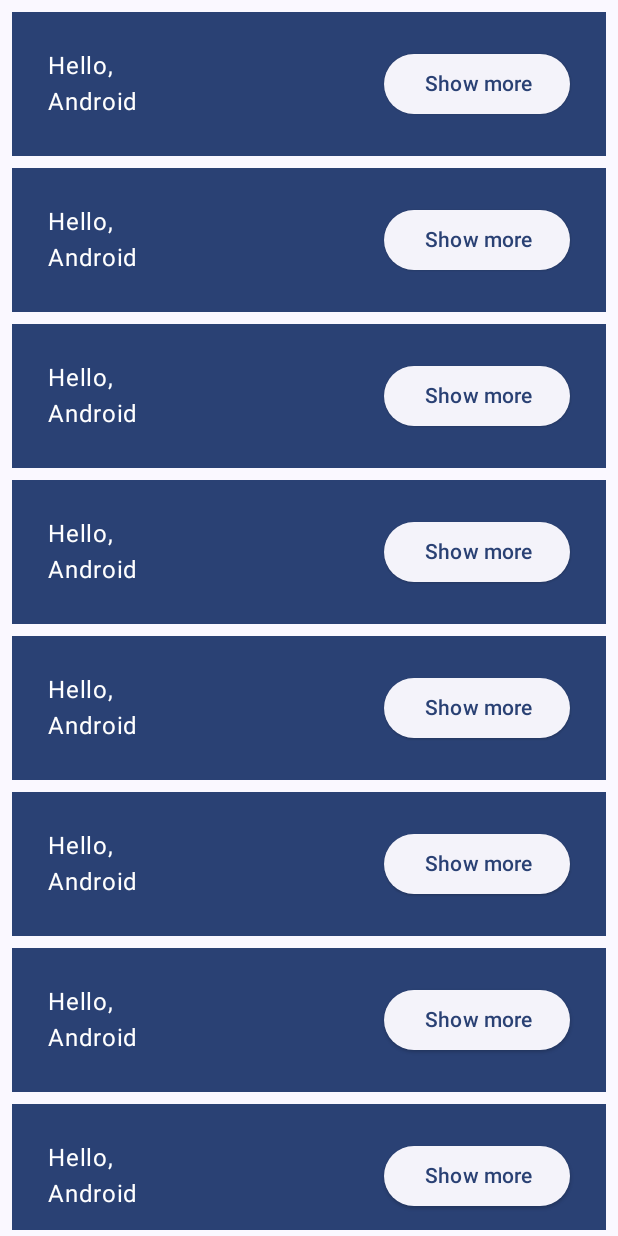
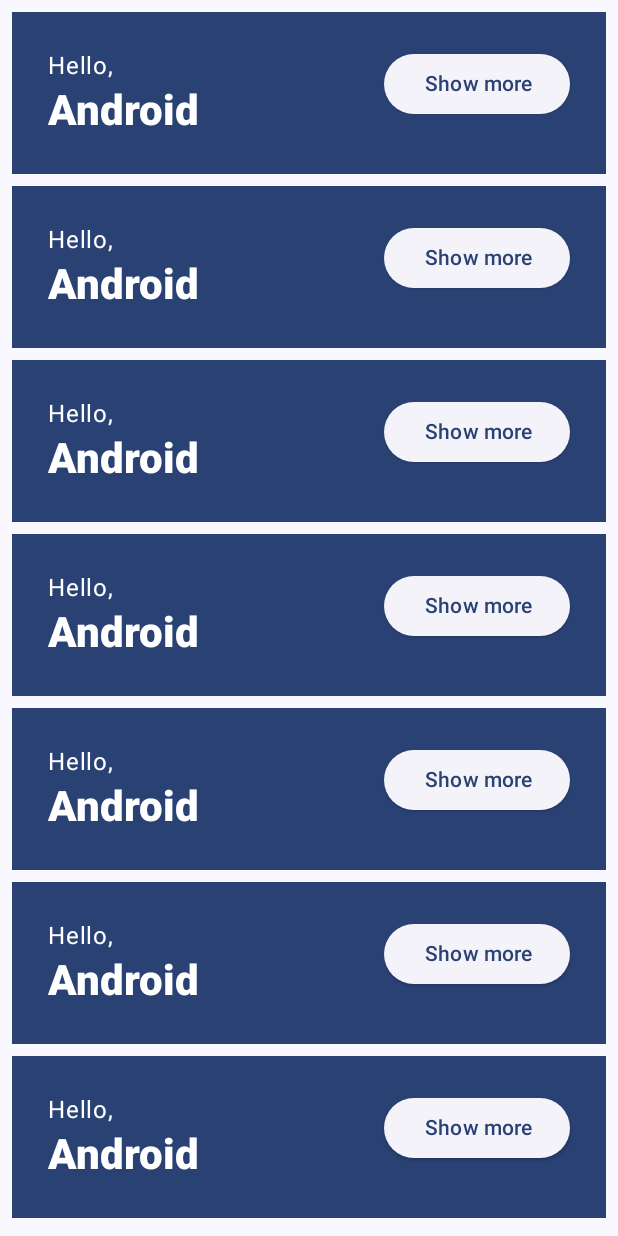
Before and after one commit to azisanw19/jetpack-compose, an Android app built with Jetpack Compose: the screen it shows after launch (BasicJetpackComposeActivity), after a tap on "Continue", on a phone screen of 412 x 824 dp. Run offline under Robolectric (Android 15) with nearby library versions, the phone set to English and light mode, and no system bars.

Commit message:
style dan theme

```diff
--- a/app/src/main/java/com/canwar/jetpackcompose/ui/activity/BasicJetpackComposeActivity.kt
+++ b/app/src/main/java/com/canwar/jetpackcompose/ui/activity/BasicJetpackComposeActivity.kt
@@ -1,5 +1,6 @@
 package com.canwar.jetpackcompose.ui.activity
 
+import android.content.res.Configuration.UI_MODE_NIGHT_YES
 import android.os.Bundle
 import androidx.activity.ComponentActivity
 import androidx.activity.compose.setContent
@@ -26,9 +27,10 @@ import androidx.compose.runtime.saveable.rememberSaveable
 import androidx.compose.runtime.setValue
 import androidx.compose.ui.Alignment
 import androidx.compose.ui.Modifier
+import androidx.compose.ui.text.font.FontWeight
 import androidx.compose.ui.tooling.preview.Preview
 import androidx.compose.ui.unit.dp
-import com.canwar.jetpackcompose.ui.activity.ui.theme.JetpackComposeTheme
+import com.canwar.jetpackcompose.ui.theme.JetpackComposeTheme
 
 class BasicJetpackComposeActivity : ComponentActivity() {
     override fun onCreate(savedInstanceState: Bundle?) {
@@ -72,7 +74,8 @@ fun Greeting(name: String) {
     // menambahkan extra padding
     // extra padding tidak perlu dilakukan remmeber karena bergantung pada value lain
     // menambahkan animasi
-    val extraPadding by animateDpAsState(targetValue = if (expanded.value) 48.dp else 0.dp,
+    val extraPadding by animateDpAsState(
+        targetValue = if (expanded.value) 48.dp else 0.dp,
         label = "extra padding",
         // menyesuaikan animasi
         animationSpec = spring(
@@ -96,7 +99,13 @@ fun Greeting(name: String) {
                     .padding(bottom = extraPadding.coerceAtLeast(0.dp))
             ) {
                 Text(text = "Hello,")
-                Text(text = name)
+                Text(
+                    text = name,
+                    // menggunakan materialTheme style
+                    style = MaterialTheme.typography.headlineMedium.copy(
+                        fontWeight = FontWeight.ExtraBold
+                    )
+                )
             }
 
             // membuat elevatedButton
@@ -108,7 +117,14 @@ fun Greeting(name: String) {
     }
 }
 
-@Preview(showBackground = true)
+@Preview(showBackground = true, widthDp = 320)
+// Menambahkan preview dark mode
+@Preview(
+    showBackground = true,
+    widthDp = 320,
+    uiMode = UI_MODE_NIGHT_YES,
+    name = "Dark"
+)
 @Composable
 fun GreetingPreview() {
     JetpackComposeTheme {
--- a/app/src/main/java/com/canwar/jetpackcompose/ui/activity/ui/theme/Color.kt
+++ /dev/null
@@ -1,11 +0,0 @@
-package com.canwar.jetpackcompose.ui.activity.ui.theme
-
-import androidx.compose.ui.graphics.Color
-
-val Purple80 = Color(0xFFD0BCFF)
-val PurpleGrey80 = Color(0xFFCCC2DC)
-val Pink80 = Color(0xFFEFB8C8)
-
-val Purple40 = Color(0xFF6650a4)
-val PurpleGrey40 = Color(0xFF625b71)
-val Pink40 = Color(0xFF7D5260)
--- a/app/src/main/java/com/canwar/jetpackcompose/ui/activity/ui/theme/Theme.kt
+++ /dev/null
@@ -1,70 +0,0 @@
-package com.canwar.jetpackcompose.ui.activity.ui.theme
-
-import android.app.Activity
-import android.os.Build
-import androidx.compose.foundation.isSystemInDarkTheme
-import androidx.compose.material3.MaterialTheme
-import androidx.compose.material3.darkColorScheme
-import androidx.compose.material3.dynamicDarkColorScheme
-import androidx.compose.material3.dynamicLightColorScheme
-import androidx.compose.material3.lightColorScheme
-import androidx.compose.runtime.Composable
-import androidx.compose.runtime.SideEffect
-import androidx.compose.ui.graphics.toArgb
-import androidx.compose.ui.platform.LocalContext
-import androidx.compose.ui.platform.LocalView
-import androidx.core.view.WindowCompat
-
-private val DarkColorScheme = darkColorScheme(
-    primary = Purple80,
-    secondary = PurpleGrey80,
-    tertiary = Pink80
-)
-
-private val LightColorScheme = lightColorScheme(
-    primary = Purple40,
-    secondary = PurpleGrey40,
-    tertiary = Pink40
-
-    /* Other default colors to override
-    background = Color(0xFFFFFBFE),
-    surface = Color(0xFFFFFBFE),
-    onPrimary = Color.White,
-    onSecondary = Color.White,
-    onTertiary = Color.White,
-    onBackground = Color(0xFF1C1B1F),
-    onSurface = Color(0xFF1C1B1F),
-    */
-)
-
-@Composable
-fun JetpackComposeTheme(
-    darkTheme: Boolean = isSystemInDarkTheme(),
-    // Dynamic color is available on Android 12+
-    dynamicColor: Boolean = true,
-    content: @Composable () -> Unit
-) {
-    val colorScheme = when {
-        dynamicColor && Build.VERSION.SDK_INT >= Build.VERSION_CODES.S -> {
-            val context = LocalContext.current
-            if (darkTheme) dynamicDarkColorScheme(context) else dynamicLightColorScheme(context)
-        }
-
-        darkTheme -> DarkColorScheme
-        else -> LightColorScheme
-    }
-    val view = LocalView.current
-    if (!view.isInEditMode) {
-        SideEffect {
-            val window = (view.context as Activity).window
-            window.statusBarColor = colorScheme.primary.toArgb()
-            WindowCompat.getInsetsController(window, view).isAppearanceLightStatusBars = darkTheme
-        }
-    }
-
-    MaterialTheme(
-        colorScheme = colorScheme,
-        typography = Typography,
-        content = content
-    )
-}
--- a/app/src/main/java/com/canwar/jetpackcompose/ui/activity/ui/theme/Type.kt
+++ /dev/null
@@ -1,34 +0,0 @@
-package com.canwar.jetpackcompose.ui.activity.ui.theme
-
-import androidx.compose.material3.Typography
-import androidx.compose.ui.text.TextStyle
-import androidx.compose.ui.text.font.FontFamily
-import androidx.compose.ui.text.font.FontWeight
-import androidx.compose.ui.unit.sp
-
-// Set of Material typography styles to start with
-val Typography = Typography(
-    bodyLarge = TextStyle(
-        fontFamily = FontFamily.Default,
-        fontWeight = FontWeight.Normal,
-        fontSize = 16.sp,
-        lineHeight = 24.sp,
-        letterSpacing = 0.5.sp
-    )
-    /* Other default text styles to override
-    titleLarge = TextStyle(
-        fontFamily = FontFamily.Default,
-        fontWeight = FontWeight.Normal,
-        fontSize = 22.sp,
-        lineHeight = 28.sp,
-        letterSpacing = 0.sp
-    ),
-    labelSmall = TextStyle(
-        fontFamily = FontFamily.Default,
-        fontWeight = FontWeight.Medium,
-        fontSize = 11.sp,
-        lineHeight = 16.sp,
-        letterSpacing = 0.5.sp
-    )
-    */
-)
--- a/app/src/main/java/com/canwar/jetpackcompose/ui/theme/Color.kt
+++ b/app/src/main/java/com/canwar/jetpackcompose/ui/theme/Color.kt
@@ -9,3 +9,8 @@ val Pink80 = Color(0xFFEFB8C8)
 val Purple40 = Color(0xFF6650a4)
 val PurpleGrey40 = Color(0xFF625b71)
 val Pink40 = Color(0xFF7D5260)
+
+val Navy = Color(0xFF073042)
+val Blue = Color(0xFF4285F4)
+val LightBlue = Color(0xFFD7EFFE)
+val Chartreuse = Color(0xFFEFF7CF)
--- a/app/src/main/java/com/canwar/jetpackcompose/ui/theme/Theme.kt
+++ b/app/src/main/java/com/canwar/jetpackcompose/ui/theme/Theme.kt
@@ -10,21 +10,30 @@ import androidx.compose.material3.dynamicLightColorScheme
 import androidx.compose.material3.lightColorScheme
 import androidx.compose.runtime.Composable
 import androidx.compose.runtime.SideEffect
+import androidx.compose.ui.graphics.Color
 import androidx.compose.ui.graphics.toArgb
 import androidx.compose.ui.platform.LocalContext
 import androidx.compose.ui.platform.LocalView
 import androidx.core.view.WindowCompat
 
 private val DarkColorScheme = darkColorScheme(
-    primary = Purple80,
-    secondary = PurpleGrey80,
-    tertiary = Pink80
+//    primary = Purple80,
+//    secondary = PurpleGrey80,
+//    tertiary = Pink80
+    surface = Blue,
+    onSurface = Navy,
+    primary = Navy,
+    onPrimary = Chartreuse
 )
 
 private val LightColorScheme = lightColorScheme(
-    primary = Purple40,
-    secondary = PurpleGrey40,
-    tertiary = Pink40
+//    primary = Purple40,
+//    secondary = PurpleGrey40,
+//    tertiary = Pink40
+    surface = Blue,
+    onSurface = Color.White,
+    primary = LightBlue,
+    onPrimary = Navy
 
     /* Other default colors to override
     background = Color(0xFFFFFBFE),
```
Also changed, not shown: 1 other file.
